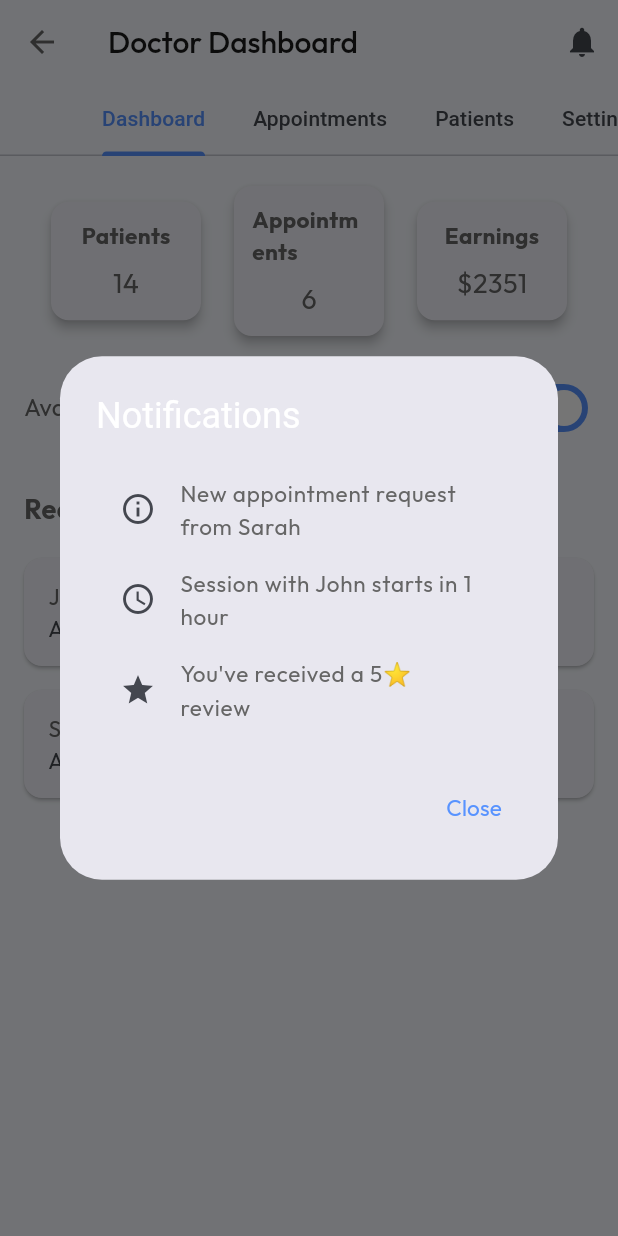
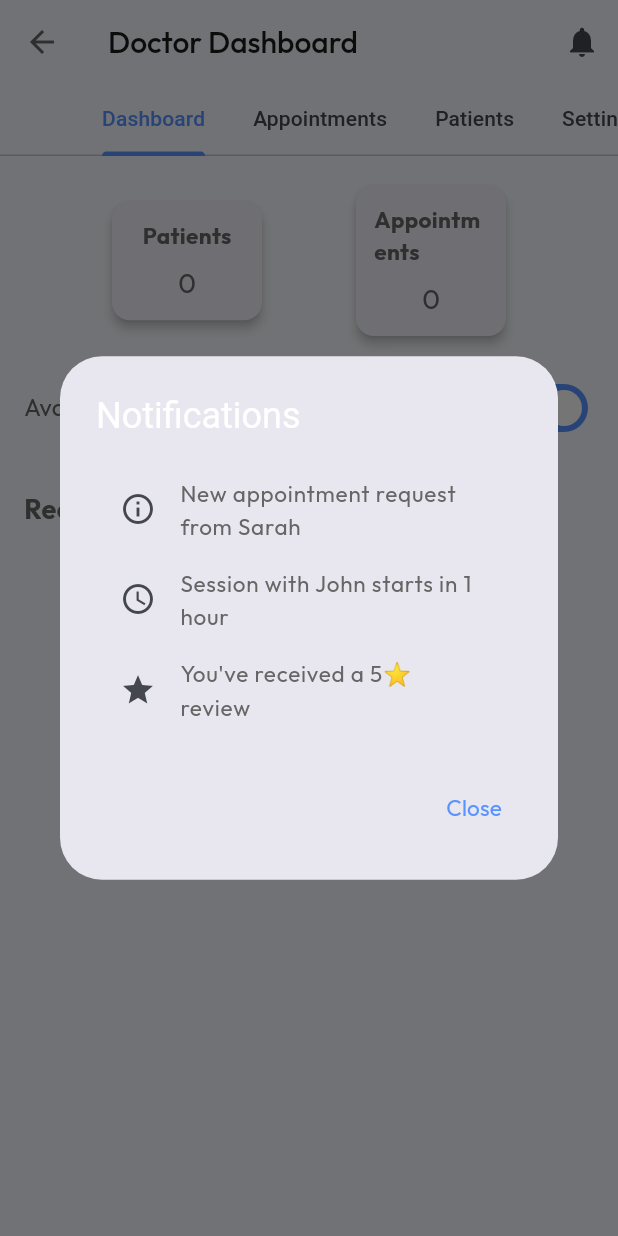
Before and after one commit to Mohammad-soqar/therapify, a Flutter app: the _DoctorDashboardTabs screen opened directly, after a tap on the "notifications" icon, on a phone screen of 412 x 824 dp. Run offline on Flutter 3.47's test engine with Material 3 defaults, Android fonts, the light colour scheme and no system bars; our stand-ins replace cloud_firestore, country_code_picker, dotted_line, dropdown_button2, file_picker, firebase_auth and 14 more; missing offline and left inert: circular_seek_bar, zego_uikit_prebuilt_call; accounts and stored records are empty; network calls fail.

Commit message:
Sync appointments to doctor subcollection and update dashboard
Appointments are now also written to each doctor's 'appointments' subcollection in Firestore. The doctor dashboard was refactored to fetch real appointment and patient data, display appointment descriptions, and remove hardcoded earnings. The Appointment model and related logic were updated to support patientId and description fields, and the dashboard stats and patient fetching now reflect actual Firestore data.

```diff
--- a/lib/view/screens/doctor_dashboard/doctor_dashboard_model.dart
+++ b/lib/view/screens/doctor_dashboard/doctor_dashboard_model.dart
@@ -14,26 +14,28 @@ class Patient {
 
 class Appointment {
   final String id;
+  final String patientId;
   final String patientName;
   final DateTime dateTime;
+   final String description;
 
   Appointment({
     required this.id,
+    required this.patientId,
     required this.patientName,
     required this.dateTime,
+    required this.description,
   });
 }
 
 class DashboardStats {
   final int totalPatients;
   final int totalAppointments;
-  final double totalEarnings;
   final bool isAvailable;
 
   DashboardStats({
     required this.totalPatients,
     required this.totalAppointments,
-    required this.totalEarnings,
     required this.isAvailable,
   });
 }
--- a/lib/view/screens/doctor_dashboard/doctor_dashboard_service.dart
+++ b/lib/view/screens/doctor_dashboard/doctor_dashboard_service.dart
@@ -1,38 +1,87 @@
-import 'dart:async';
+import 'package:cloud_firestore/cloud_firestore.dart';
+import 'package:firebase_auth/firebase_auth.dart';
 import 'doctor_dashboard_model.dart';
 
 class DoctorDashboardService {
+  final String userId = FirebaseAuth.instance.currentUser!.uid;
+
   Future<DashboardStats> fetchDashboardStats() async {
-    await Future.delayed(const Duration(seconds: 1));
+    final appointmentsSnapshot = await FirebaseFirestore.instance
+        .collection('appointments')
+        .where('doctorId', isEqualTo: userId)
+        .get();
+
+    final appointments = appointmentsSnapshot.docs;
+    final uniquePatientIds = appointments
+        .map((doc) => doc['patientId'])
+        .toSet()
+        .toList();
+
     return DashboardStats(
-      totalPatients: 14,
-      totalAppointments: 6,
-      totalEarnings: 2350.75,
+      totalPatients: uniquePatientIds.length,
+      totalAppointments: appointments.length,
       isAvailable: true,
     );
   }
 
-  Future<List<Patient>> fetchPatients() async {
-    await Future.delayed(const Duration(milliseconds: 800));
-    return [
-      Patient(id: '1', name: 'John Doe', age: 29, condition: 'Anxiety'),
-      Patient(id: '2', name: 'Sarah Ali', age: 35, condition: 'Depression'),
-    ];
+  Future<List<Patient>> fetchPatientsByIds(List<String> patientIds) async {
+    final List<Patient> patients = [];
+
+    for (final id in patientIds) {
+      final userDoc = await FirebaseFirestore.instance
+          .collection('users')
+          .doc(id)
+          .get();
+
+      if (userDoc.exists) {
+        final data = userDoc.data()!;
+        patients.add(Patient(
+          id: id,
+          name: data['name'] ?? 'Unknown',
+          age: data['age'] ?? 0,
+          condition: data['condition'] ?? 'Not specified',
+        ));
+      }
+    }
+
+    return patients;
   }
 
   Future<List<Appointment>> fetchAppointments() async {
-    await Future.delayed(const Duration(milliseconds: 800));
-    return [
-      Appointment(
-        id: 'a1',
-        patientName: 'John Doe',
-        dateTime: DateTime.now().add(const Duration(hours: 3)),
-      ),
-      Appointment(
-        id: 'a2',
-        patientName: 'Sarah Ali',
-        dateTime: DateTime.now().add(const Duration(days: 1)),
-      ),
-    ];
+    final snapshot = await FirebaseFirestore.instance
+        .collection('appointments')
+        .where('doctorId', isEqualTo: userId)
+        .get();
+
+    return snapshot.docs.map((doc) {
+      final data = doc.data();
+      return Appointment(
+        id: doc.id,
+        patientId: data['patientId'] ?? '',
+        patientName: data['patientName'] ?? 'Unknown',
+        dateTime: _parseDateTime(data['appointmentDate'], data['appointmentTime']),
+         description: data['description'] ?? '',
+      );
+    }).toList()
+      ..sort((a, b) => a.dateTime.compareTo(b.dateTime));
+  }
+
+  DateTime _parseDateTime(String? dateStr, String? timeStr) {
+    if (dateStr == null || timeStr == null) return DateTime.now();
+
+    try {
+      final dateParts = dateStr.split('-'); // yyyy-MM-dd
+      final timeParts = timeStr.split(':'); // HH:mm
+
+      return DateTime(
+        int.parse(dateParts[0]),
+        int.parse(dateParts[1]),
+        int.parse(dateParts[2]),
+        int.parse(timeParts[0]),
+        int.parse(timeParts[1]),
+      );
+    } catch (_) {
+      return DateTime.now();
+    }
   }
 }
--- a/lib/view/screens/doctor_dashboard/doctor_dashboard_view.dart
+++ b/lib/view/screens/doctor_dashboard/doctor_dashboard_view.dart
@@ -7,6 +7,13 @@ import 'package:therapify/view/screens/doctor_dashboard/doctor_dashboard_model.d
 import 'package:cloud_firestore/cloud_firestore.dart';
 import 'package:firebase_auth/firebase_auth.dart';
 import 'package:flutter/material.dart';
+import 'package:intl/intl.dart';
+import 'package:cloud_firestore/cloud_firestore.dart';
+import 'package:firebase_auth/firebase_auth.dart';
+import 'package:flutter/material.dart';
+import 'package:provider/provider.dart';
+import 'doctor_dashboard_viewmodel.dart';
+import 'package:therapify/view/screens/doctor_dashboard/doctor_dashboard_model.dart';
 import 'package:intl/intl.dart';
 
 class DoctorDashboardView extends StatelessWidget {
@@ -93,9 +100,7 @@ class DashboardTab extends StatelessWidget {
               _StatCard(
                   label: "Appointments",
                   value: stats.totalAppointments.toString()),
-              _StatCard(
-                  label: "Earnings",
-                  value: "\$${stats.totalEarnings.toStringAsFixed(0)}"),
+
             ],
           ),
           const SizedBox(height: 20),
@@ -184,6 +189,7 @@ class AppointmentsTab extends StatelessWidget {
       itemCount: appointments.length,
       itemBuilder: (context, index) {
         final appt = appointments[index];
+
         final formattedDate =
             "${appt.dateTime.day}/${appt.dateTime.month}/${appt.dateTime.year}";
         final formattedTime =
@@ -194,12 +200,12 @@ class AppointmentsTab extends StatelessWidget {
           child: ListTile(
             leading: const Icon(Icons.calendar_today),
             title: Text(appt.patientName),
-            subtitle: Text("Date: $formattedDate\nTime: $formattedTime"),
+            subtitle: Text("Date: $formattedDate\nTime: $formattedTime\n\n${appt.description ?? ''}"),
             isThreeLine: true,
             trailing: const Icon(Icons.arrow_forward_ios, size: 16),
             onTap: () {
               ScaffoldMessenger.of(context).showSnackBar(
-                SnackBar(content: Text("Open appointment detail coming soon.")),
+                const SnackBar(content: Text("Open appointment detail coming soon.")),
               );
             },
           ),
@@ -208,6 +214,7 @@ class AppointmentsTab extends StatelessWidget {
     );
   }
 }
+
 // ✅ PATIENTS TAB
 class PatientsTab extends StatelessWidget {
   const PatientsTab({super.key});
--- a/lib/view/screens/doctor_dashboard/doctor_dashboard_viewmodel.dart
+++ b/lib/view/screens/doctor_dashboard/doctor_dashboard_viewmodel.dart
@@ -15,9 +15,28 @@ class DoctorDashboardViewModel extends ChangeNotifier {
     isLoading = true;
     notifyListeners();
 
-    stats = await _service.fetchDashboardStats();
-    patients = await _service.fetchPatients();
+    // Fetch all appointments for this doctor
     appointments = await _service.fetchAppointments();
+
+    // Extract unique patient IDs
+    final uniquePatientIds = <String>{};
+    final uniqueAppointments = <Appointment>[];
+
+    for (var appt in appointments) {
+      if (uniquePatientIds.add(appt.patientId)) {
+        uniqueAppointments.add(appt);
+      }
+    }
+
+    // Fetch only unique patients
+    patients = await _service.fetchPatientsByIds(uniquePatientIds.toList());
+
+    // Update dashboard stats
+    stats = DashboardStats(
+      totalPatients: patients.length,
+      totalAppointments: appointments.length,
+      isAvailable: true,
+    );
 
     isLoading = false;
     notifyListeners();
@@ -28,7 +47,6 @@ class DoctorDashboardViewModel extends ChangeNotifier {
       stats = DashboardStats(
         totalPatients: stats!.totalPatients,
         totalAppointments: stats!.totalAppointments,
-        totalEarnings: stats!.totalEarnings,
         isAvailable: !stats!.isAvailable,
       );
       notifyListeners();
```
Also changed, not shown: lib/data/services/appointment_service.dart (+7 -0 lines), lib/view/screens/appointment/appointment_details_screen.dart (+27 -44 lines), 4 other files.
